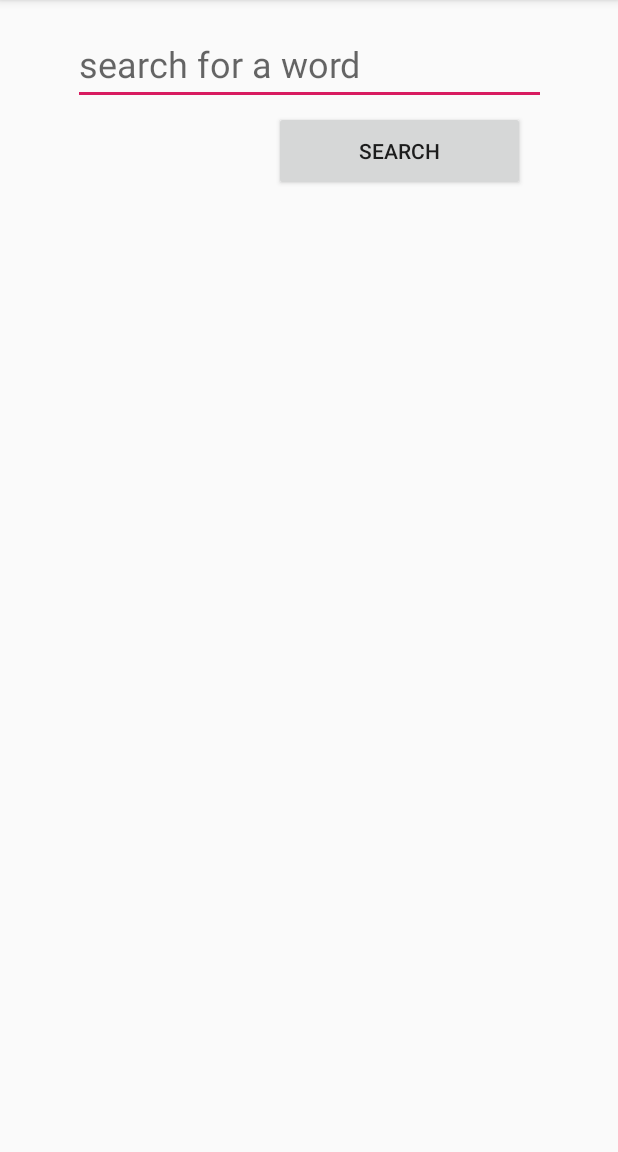
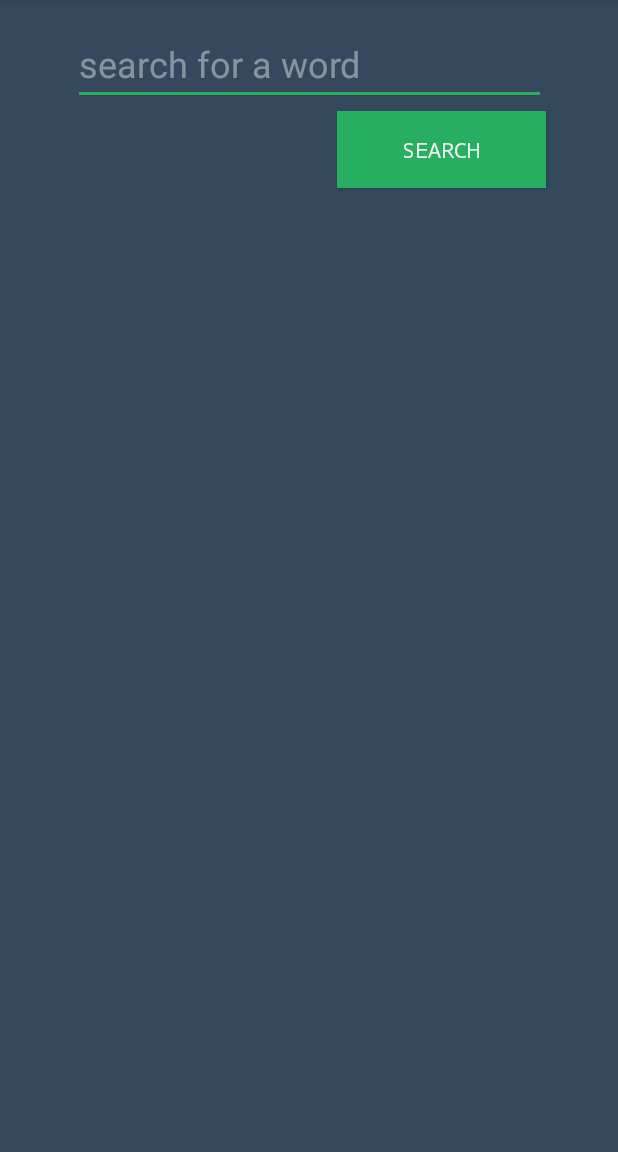
Before and after one commit to sobusz/UrbanDictionaryApp, an Android app: the screen it shows after launch (MainActivity), on a phone screen of 412 x 824 dp, the part 84-1236 px from its top. Run offline under Robolectric (Android 15) with nearby library versions, the light colour scheme and no system bars.

Commit message:
visual changes
changed theme and colors.

```diff
--- a/app/src/main/java/com/example/urbandictionaryapp/MainActivity.java
+++ b/app/src/main/java/com/example/urbandictionaryapp/MainActivity.java
@@ -24,6 +24,8 @@ public class MainActivity extends AppCompatActivity {
     private TextView resultsTextView;
     private StringBuilder TextToSet;
     private EditText editText;
+    private TextView wordTextView;
+    private String WordToSet;
 
 
     public void searchWord(View view){
@@ -60,7 +62,8 @@ public class MainActivity extends AppCompatActivity {
 
                             Log.i("JSON", word+" " +definition);
 
-                            TextToSet = total.append(i+1 + ". " + definition + "\t" +"\n");
+                            TextToSet = total.append(i+1 + ")  " + definition + "\n\n");
+                            WordToSet = word;
                         }
                         Log.d("TOTAL", total.toString());
 
@@ -73,6 +76,7 @@ public class MainActivity extends AppCompatActivity {
                         public void run() {
                             resultsTextView.setMovementMethod(new ScrollingMovementMethod());
                             resultsTextView.setText(TextToSet);
+                            wordTextView.setText(WordToSet);
                         }
                     });
                 }
@@ -88,6 +92,7 @@ public class MainActivity extends AppCompatActivity {
 
         resultsTextView = findViewById(R.id.resultsTextView);
         editText = findViewById(R.id.editText);
+        wordTextView = findViewById(R.id.wordTextView);
 
     }
 }
--- a/app/src/main/res/layout/activity_main.xml
+++ b/app/src/main/res/layout/activity_main.xml
@@ -1,10 +1,36 @@
 <?xml version="1.0" encoding="utf-8"?>
+<!--suppress AndroidDomInspection -->
 <androidx.constraintlayout.widget.ConstraintLayout xmlns:android="http://schemas.android.com/apk/res/android"
     xmlns:app="http://schemas.android.com/apk/res-auto"
     xmlns:tools="http://schemas.android.com/tools"
     android:layout_width="match_parent"
     android:layout_height="match_parent"
+    android:background="#34495e"
     tools:context=".MainActivity">
+
+    <LinearLayout
+        android:layout_width="fill_parent"
+        android:layout_height="fill_parent"
+        android:orientation="vertical"
+        tools:ignore="MissingConstraints"
+        android:padding="10dp" >
+        tools:layout_editor_absoluteX="0dp"
+        tools:layout_editor_absoluteY="0dp">
+
+        <TextView
+            android:id="@+id/resultsTextView"
+            android:layout_width="fill_parent"
+            android:layout_height="fill_parent"
+            android:layout_marginTop="140dp"
+            android:scrollbars="vertical"
+            android:textColor="#ecf0f1"
+            android:textSize="22sp"
+            app:layout_constraintEnd_toEndOf="parent"
+            app:layout_constraintHorizontal_bias="0.5"
+            app:layout_constraintStart_toStartOf="parent"
+            app:layout_constraintTop_toBottomOf="@+id/button" />
+
+    </LinearLayout>
 
     <EditText
         android:id="@+id/editText"
@@ -14,6 +40,10 @@
         android:ems="10"
         android:hint="search for a word"
         android:inputType="textPersonName"
+        android:textColor="#ecf0f1"
+        android:textColorHighlight="#27ae60"
+        android:textColorHint="#73ECF0F1"
+        android:textColorLink="#27ae60"
         android:textSize="24sp"
         app:layout_constraintEnd_toEndOf="parent"
         app:layout_constraintHorizontal_bias="0.5"
@@ -22,37 +52,30 @@
 
     <Button
         android:id="@+id/button"
-        android:layout_width="167dp"
-        android:layout_height="53dp"
+        android:layout_width="139dp"
+        android:layout_height="51dp"
         android:layout_marginStart="120dp"
         android:layout_marginTop="4dp"
+        android:background="#27ae60"
+        android:fontFamily="monospace"
         android:onClick="searchWord"
         android:text="@android:string/search_go"
+        android:textColor="#ecf0f1"
         app:layout_constraintEnd_toEndOf="parent"
-        app:layout_constraintHorizontal_bias="0.5"
+        app:layout_constraintHorizontal_bias="0.684"
         app:layout_constraintStart_toStartOf="parent"
         app:layout_constraintTop_toBottomOf="@+id/editText" />
 
-    <LinearLayout
-        android:layout_width="fill_parent"
-        android:layout_height="fill_parent"
-        android:orientation="vertical"
-        tools:ignore="MissingConstraints"
-        tools:layout_editor_absoluteX="0dp"
-        tools:layout_editor_absoluteY="0dp">
-
-        <TextView
-            android:id="@+id/resultsTextView"
-            android:layout_width="fill_parent"
-            android:layout_height="fill_parent"
-            android:layout_marginTop="140dp"
-            android:scrollbars="vertical"
-            android:textSize="22sp"
-            app:layout_constraintEnd_toEndOf="parent"
-            app:layout_constraintHorizontal_bias="0.5"
-            app:layout_constraintStart_toStartOf="parent"
-            app:layout_constraintTop_toBottomOf="@+id/button" />
-
-    </LinearLayout>
+    <TextView
+        android:id="@+id/wordTextView"
+        android:layout_width="158dp"
+        android:layout_height="51dp"
+        android:layout_marginTop="4dp"
+        android:layout_marginEnd="16dp"
+        android:textAlignment="center"
+        android:textColor="#27ae60"
+        android:textSize="34sp"
+        app:layout_constraintEnd_toStartOf="@+id/button"
+        app:layout_constraintTop_toBottomOf="@+id/editText" />
 
 </androidx.constraintlayout.widget.ConstraintLayout>
--- a/app/src/main/res/values/colors.xml
+++ b/app/src/main/res/values/colors.xml
@@ -2,5 +2,5 @@
 <resources>
     <color name="colorPrimary">#008577</color>
     <color name="colorPrimaryDark">#00574B</color>
-    <color name="colorAccent">#D81B60</color>
+    <color name="colorAccent">#27AE60</color>
 </resources>
```
